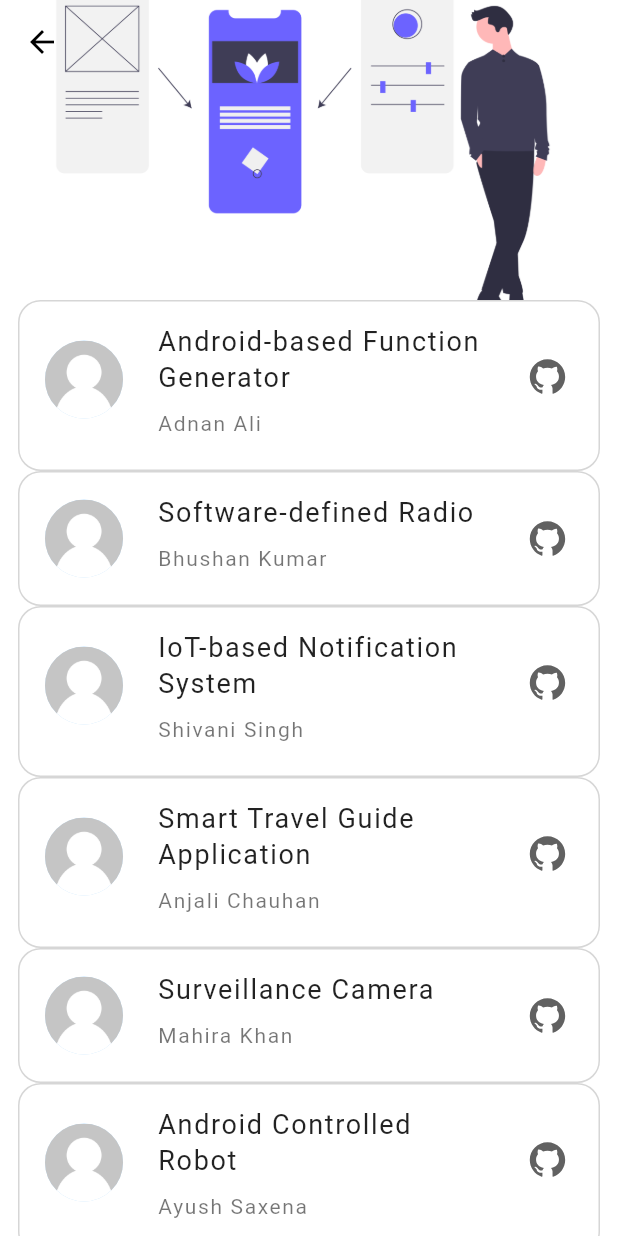
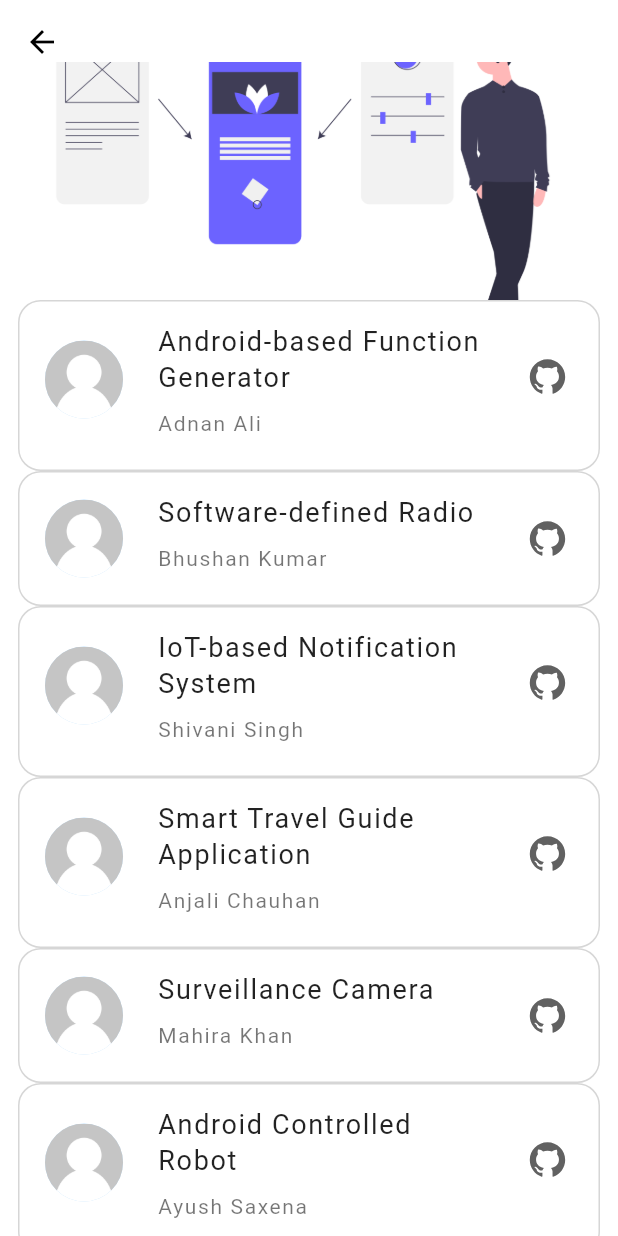
Before and after one commit to Adnanali777/DSC-AKGEC, a Flutter app: the App_dev screen opened directly, on a phone screen of 412 x 824 dp. Run offline on Flutter 3.47's test engine with Material 2 defaults, Android fonts, the phone set to English and light mode, and no system bars; our stand-ins replace flutter_icons; missing offline and left inert: lipsum, ripple_effect.

```diff
--- a/lib/project-pages/app_dev.dart
+++ b/lib/project-pages/app_dev.dart
@@ -12,7 +12,10 @@ class App_dev extends StatelessWidget {
             expandedHeight: 200,
             backgroundColor: Colors.white,
             flexibleSpace: FlexibleSpaceBar(
-              background: Image.asset('assets/app-dev-projects.png',fit: BoxFit.cover,),
+              background: Padding(
+                padding:  EdgeInsets.only(top:MediaQuery.of(context).size.height*0.05),
+                child: Image.asset('assets/app-dev-projects.png',fit: BoxFit.cover,),
+              ),
             ),
           ),
           SliverList(
--- a/lib/project-pages/ml.dart
+++ b/lib/project-pages/ml.dart
@@ -15,7 +15,10 @@ class ml extends StatelessWidget {
           flexibleSpace: Container(
             margin: EdgeInsets.only(top: MediaQuery.of(context).size.height*0.015),
             child: FlexibleSpaceBar(
-            background: Image.asset('assets/ml-projects.png',fit: BoxFit.cover,height: double.infinity,),
+             background: Padding(
+               padding: EdgeInsets.only(top:MediaQuery.of(context).size.height*0.03),
+               child: Image.asset('assets/ml-projects.png',fit: BoxFit.cover,height: double.infinity,),
+             ),
         ),
           ),
         ),
--- a/lib/project-pages/projects_template.dart
+++ b/lib/project-pages/projects_template.dart
@@ -14,7 +14,9 @@ class template_design extends StatefulWidget {
 class _template_designState extends State<template_design> {
   @override
   Widget build(BuildContext context) {
-    return SafeArea(
+    final double width = MediaQuery.of(context).size.width;
+    return TweenAnimationBuilder(
+      child: SafeArea(
         child: Container(
           padding: EdgeInsets.all(10),
           margin: EdgeInsets.symmetric(horizontal: 12,),
@@ -50,6 +52,16 @@ class _template_designState extends State<template_design> {
             ),
           ),
         ),
+      ),
+      duration: Duration(milliseconds: 600),
+      tween: Tween<double>(begin: -1.0 , end: 0),
+      curve: Curves.easeInOutBack,
+      builder: (BuildContext context , double _val , Widget child){
+        return Transform(
+          transform: Matrix4.translationValues(_val*width, 0.0, 0.0),
+          child: child,
+        );
+      },
     );
   }
 }
--- a/lib/project-pages/ui.dart
+++ b/lib/project-pages/ui.dart
@@ -12,7 +12,10 @@ class UI extends StatelessWidget {
             expandedHeight: 200,
             backgroundColor: Colors.white,
             flexibleSpace: FlexibleSpaceBar(
-              background: Image.asset('assets/ui-projects.png',fit: BoxFit.cover,),
+              background: Padding(
+                padding: EdgeInsets.only(top:MediaQuery.of(context).size.height*0.05),
+                child: Image.asset('assets/ui-projects.png',fit: BoxFit.cover,),
+              ),
             ),
           ),
           SliverList(
--- a/lib/project-pages/web-d.dart
+++ b/lib/project-pages/web-d.dart
@@ -11,7 +11,10 @@ class Web_d extends StatelessWidget {
             expandedHeight: 200,
             backgroundColor: Colors.white,
             flexibleSpace: FlexibleSpaceBar(
-              background: Image.asset('assets/web-dev-projects.png',fit: BoxFit.cover,),
+              background: Padding(
+                padding: EdgeInsets.only(top:MediaQuery.of(context).size.height*0.05),
+                child: Image.asset('assets/web-dev-projects.png',fit: BoxFit.cover,),
+              ),
             ),
           ),
           SliverList(
--- a/lib/screens/projects.dart
+++ b/lib/screens/projects.dart
@@ -83,13 +83,15 @@ class categories_cards extends StatelessWidget {
                 onTap: (){
                   Navigator.push(context, MaterialPageRoute(builder: (context) => route));
                 },
-                child: Image.asset(image,fit: BoxFit.fill,)
+                child: Padding(
+                  padding: const EdgeInsets.all(12.0),
+                  child: Image.asset(image,fit: BoxFit.fill,),
+                )
             ),
           ),
           Expanded(
             flex: 1,
             child: Container(
-
               margin: EdgeInsets.only(top: 10),
               child: Text(text,style: TextStyle(fontSize: 18,fontWeight: FontWeight.bold,color: Colors.black,),),
             ),
```
Also changed, not shown: lib/screens/events.dart (+42 -9 lines). Lines whose indentation alone changed are shown as unchanged.
